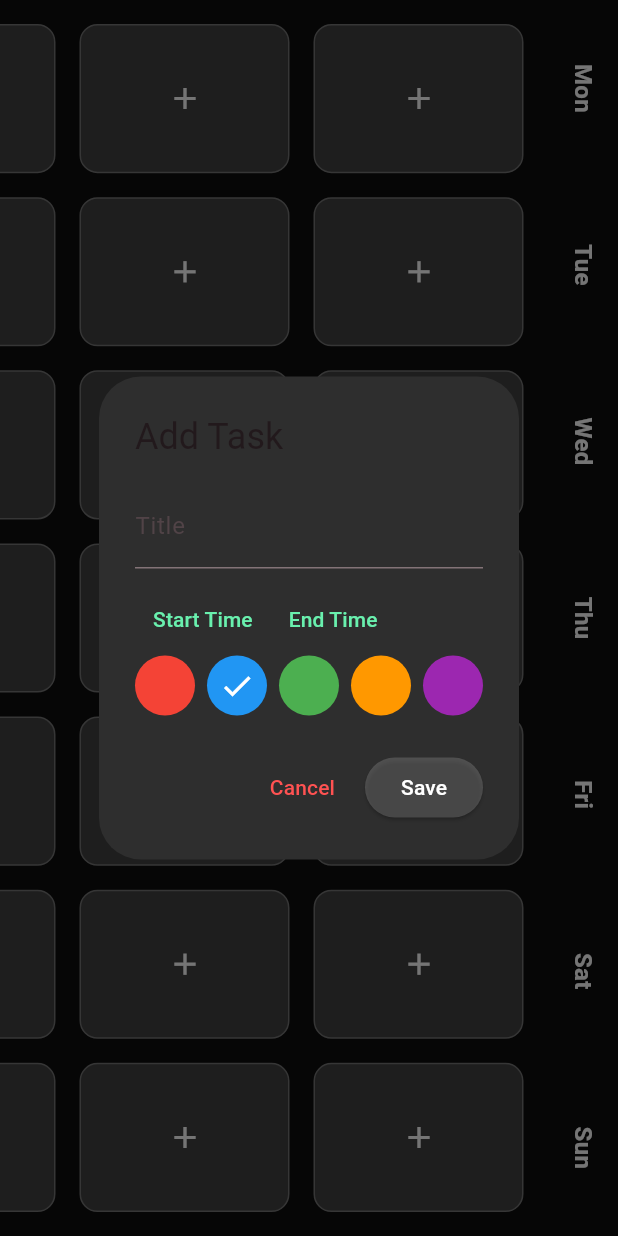
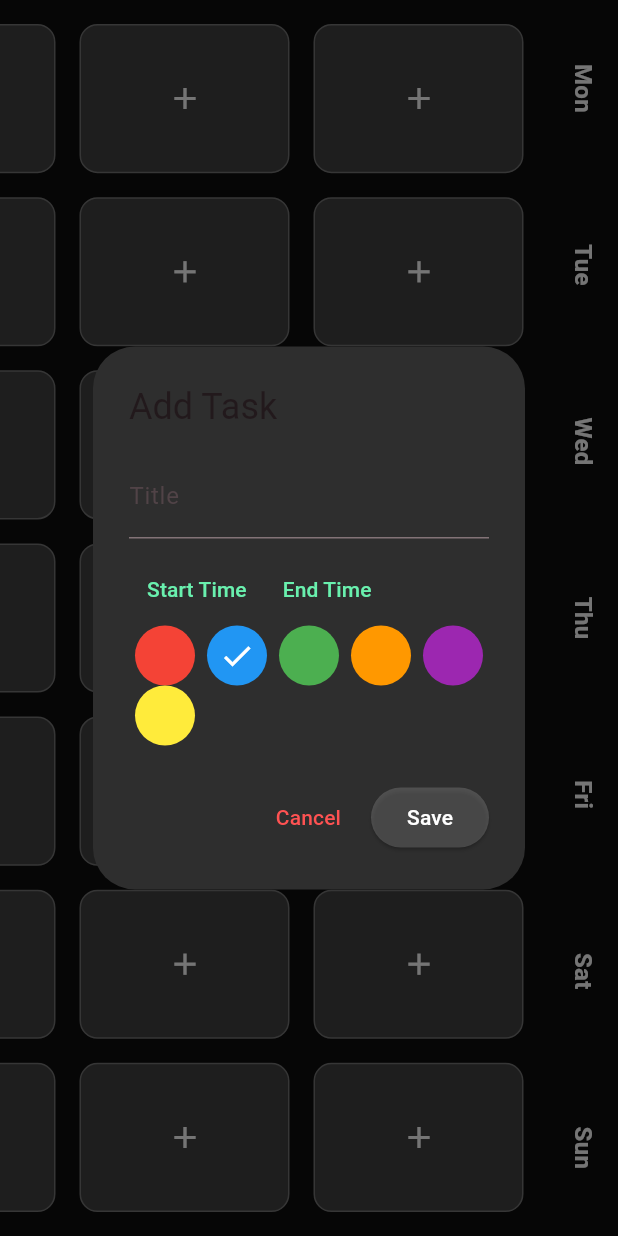
Before and after one commit to ItxPriyanshu/AllProjects, a Flutter app: the ScheduleBuilderScreen screen opened directly, after a tap on the "add" icon, on a phone screen of 412 x 824 dp. Run offline on Flutter 3.47's test engine with Material 3 defaults, Android fonts, the phone set to English and light mode, and no system bars; our stand-ins replace awesome_snackbar_content, carousel_slider, firebase_auth, firebase_core, fl_chart, flutter_dotenv and 14 more; accounts and stored records are empty; generated files the repository leaves out were written again.

Commit message:
small changes

```diff
--- a/buddy/lib/features/scheduleBuilderScreen/components/scheduleEditorDialog.dart
+++ b/buddy/lib/features/scheduleBuilderScreen/components/scheduleEditorDialog.dart
@@ -111,6 +111,7 @@ Future<void> pickTime(bool isStart) async {
                 Colors.green,
                 Colors.orange,
                 Colors.purple,
+                Colors.yellow,
               ].map((c) {
                 return GestureDetector(
                   onTap: () => setState(() => selectedColor = c),
```
